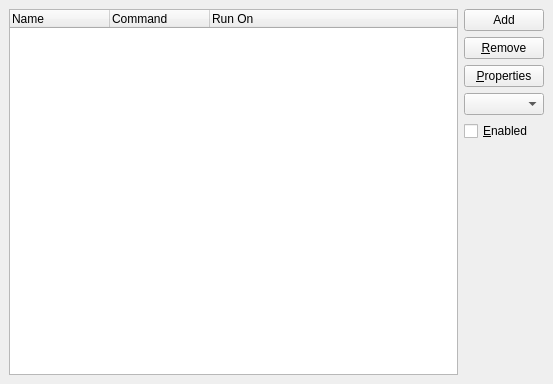
This is kcontrol/autostart/autostartconfig.ui in mgottschlag/kwin-tiling as Qt 5 draws it before an edit. The edited form follows.
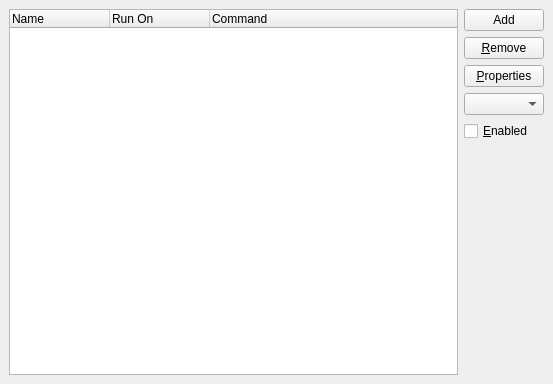
This is the edited form.

What changed in the file:
```diff
--- a/kcontrol/autostart/autostartconfig.ui
+++ b/kcontrol/autostart/autostartconfig.ui
@@ -28,12 +28,12 @@
      </column>
      <column>
       <property name="text" >
-       <string>Command</string>
+       <string>Run On</string>
       </property>
      </column>
      <column>
       <property name="text" >
-       <string>Run On</string>
+       <string>Command</string>
       </property>
      </column>
     </widget>
```
